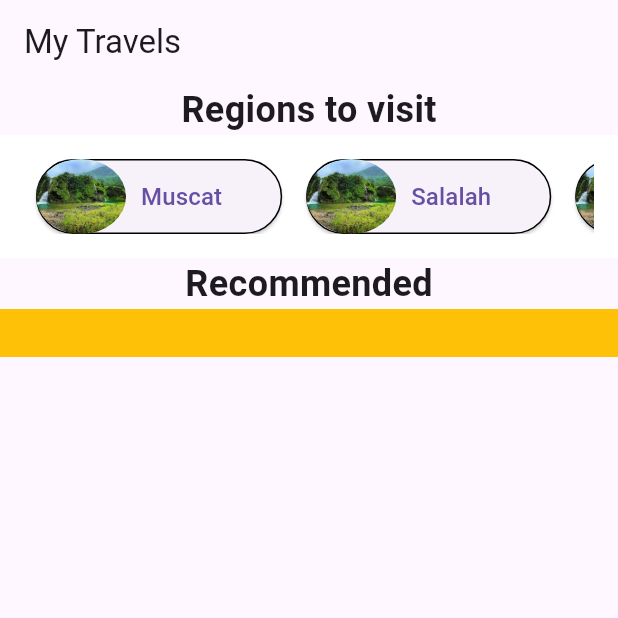
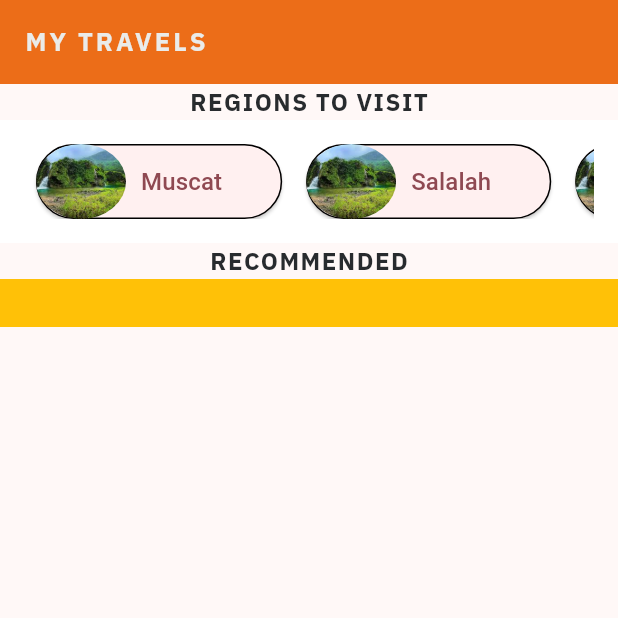
Before and after one commit to juntyms/my_travel_app, a Flutter app: the screen it shows after launch, on a phone screen of 412 x 824 dp, the top half of it. Run offline on Flutter 3.47's test engine with Material 3 defaults, Android fonts, the phone set to English and light mode, and no system bars; our stand-ins replace google_fonts.

Commit message:
lesson 2

```diff
--- a/lib/main.dart
+++ b/lib/main.dart
@@ -1,8 +1,10 @@
 import 'package:flutter/material.dart';
 import 'package:my_travel/screens/home/home.dart';
+import 'package:my_travel/theme.dart';
 
 void main() {
-  runApp(const MaterialApp(
+  runApp(MaterialApp(
+    theme: primaryTheme,
     home: Home(),
   ));
 }
--- a/lib/screens/home/home.dart
+++ b/lib/screens/home/home.dart
@@ -1,5 +1,6 @@
 import 'package:flutter/material.dart';
 import 'package:my_travel/screens/home/place_button.dart';
+import 'package:my_travel/shared_widget/styled_text.dart';
 
 class Home extends StatefulWidget {
   const Home({super.key});
@@ -15,18 +16,12 @@ class _HomeState extends State<Home> {
   Widget build(BuildContext context) {
     return Scaffold(
       appBar: AppBar(
-        title: const Text('My Travels'),
+        title: const StyledHeading('My Travels'),
       ),
       body: Column(
         children: [
           // Rigions
-          const Text(
-            'Regions to visit',
-            style: TextStyle(
-              fontSize: 24,
-              fontWeight: FontWeight.bold,
-            ),
-          ),
+          const StyledTitle('Regions to visit'),
           Container(
             color: Colors.white,
             padding: const EdgeInsets.all(16),
@@ -44,13 +39,7 @@ class _HomeState extends State<Home> {
           ),
           // List of Places
 
-          const Text(
-            'Recommended',
-            style: TextStyle(
-              fontSize: 24,
-              fontWeight: FontWeight.bold,
-            ),
-          ),
+          const StyledTitle('Recommended'),
           Container(
             color: Colors.amber,
             padding: const EdgeInsets.all(16),
--- /dev/null
+++ b/lib/shared_widget/styled_text.dart
@@ -0,0 +1,50 @@
+import 'package:flutter/material.dart';
+import 'package:google_fonts/google_fonts.dart';
+
+class StyledText extends StatelessWidget {
+  const StyledText(this.text, {super.key});
+
+  final String text;
+
+  @override
+  Widget build(BuildContext context) {
+    return Text(
+      text,
+      style: GoogleFonts.ibmPlexSans(
+        textStyle: Theme.of(context).textTheme.bodyMedium,
+      ),
+    );
+  }
+}
+
+class StyledTitle extends StatelessWidget {
+  const StyledTitle(this.text, {super.key});
+
+  final String text;
+
+  @override
+  Widget build(BuildContext context) {
+    return Text(
+      text.toUpperCase(),
+      style: GoogleFonts.ibmPlexSans(
+        textStyle: Theme.of(context).textTheme.titleMedium,
+      ),
+    );
+  }
+}
+
+class StyledHeading extends StatelessWidget {
+  const StyledHeading(this.text, {super.key});
+
+  final String text;
+
+  @override
+  Widget build(BuildContext context) {
+    return Text(
+      text.toUpperCase(),
+      style: GoogleFonts.ibmPlexSans(
+        textStyle: Theme.of(context).textTheme.headlineMedium,
+      ),
+    );
+  }
+}
--- a/pubspec.yaml
+++ b/pubspec.yaml
@@ -35,6 +35,7 @@ dependencies:
   # The following adds the Cupertino Icons font to your application.
   # Use with the CupertinoIcons class for iOS style icons.
   cupertino_icons: ^1.0.6
+  google_fonts: ^6.2.1
 
 dev_dependencies:
   flutter_test:
```
Also changed, not shown: lib/theme.dart (added, +40 -0 lines), pubspec.lock, 1 other file.
